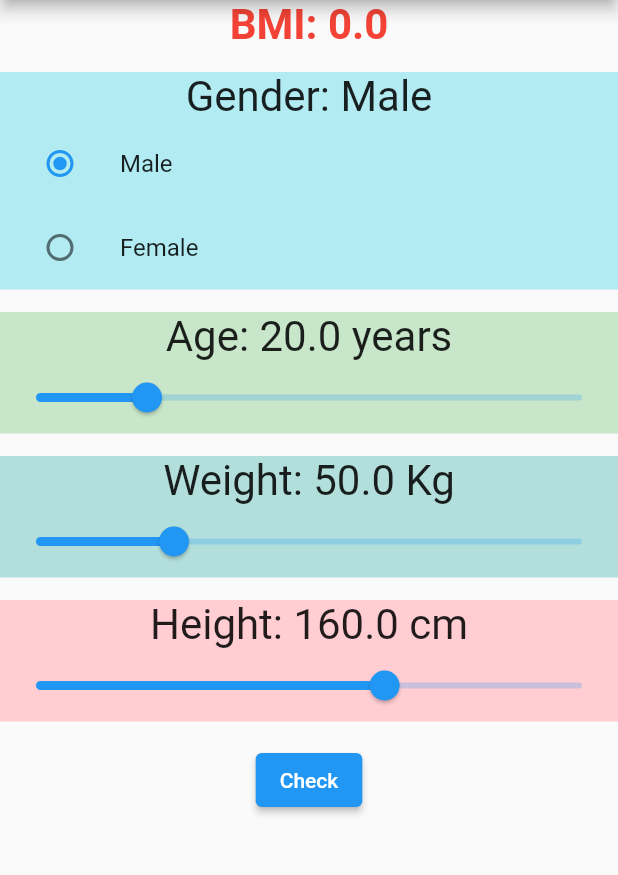
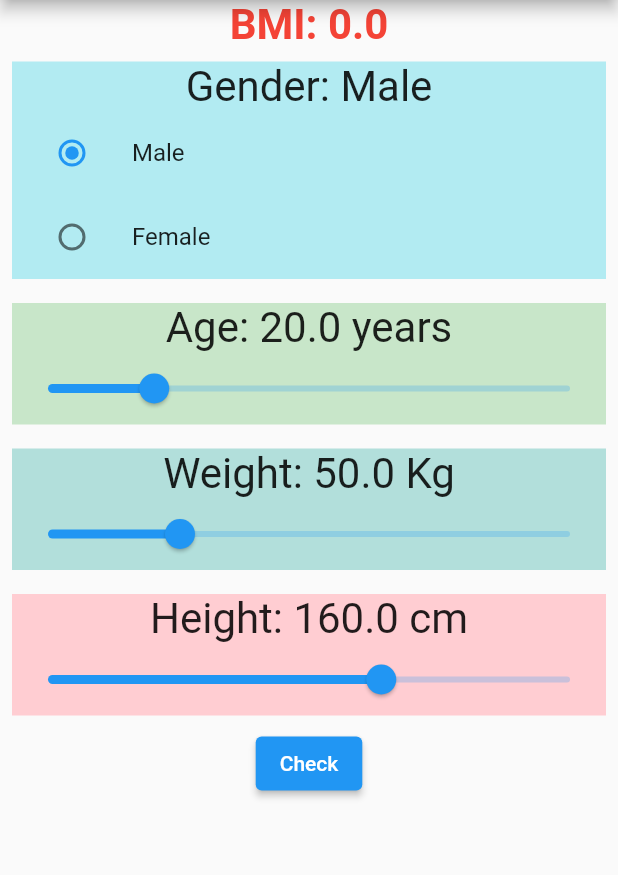
Before and after one commit to singhteekam/BMI-Calculator, a Flutter app: the screen it shows after launch, on a phone screen of 412 x 824 dp, the part 84-959 px from its top. Run offline on Flutter 3.47's test engine with Material 2 defaults, Android fonts, the light colour scheme and no system bars.

Commit message:
second commit

```diff
--- a/lib/home.dart
+++ b/lib/home.dart
@@ -38,11 +38,13 @@ class _MyHomePageState extends State<MyHomePage> {
                 style: TextStyle(fontWeight: FontWeight.bold, color: Colors.red,)
               ),
 
-             SizedBox(
-                height: 15,
-              ),
+            //  SizedBox(
+            //     height: 15,
+            //   ),
 
-              Container(
+              Padding(
+                padding: const EdgeInsets.all(8.0),
+                child: Container(
                   decoration: BoxDecoration(
                     color: Colors.cyan[100],
                   ),
@@ -77,13 +79,16 @@ class _MyHomePageState extends State<MyHomePage> {
                     ],
                   ),
                 ),
-
-              SizedBox(
-                height: 15,
               ),
 
+              // SizedBox(
+              //   height: 15,
+              // ),
+
               //Age
-              Container(
+              Padding(
+                padding: const EdgeInsets.all(8.0),
+                child: Container(
                   decoration: BoxDecoration(
                     color: Colors.green[100],
                   ),
@@ -108,13 +113,16 @@ class _MyHomePageState extends State<MyHomePage> {
                     ],
                   ),
                 ),
-
-              SizedBox(
-                height: 15,
               ),
 
+              // SizedBox(
+              //   height: 15,
+              // ),
+
               //Weight
-              Container(
+              Padding(
+                padding: const EdgeInsets.all(8.0),
+                child: Container(
                   decoration: BoxDecoration(
                     color: Colors.teal[100],
                   ),
@@ -139,13 +147,16 @@ class _MyHomePageState extends State<MyHomePage> {
                     ],
                   ),
                 ),
-
-              SizedBox(
-                height: 15,
               ),
 
+              // SizedBox(
+              //   height: 15,
+              // ),
+
               //Height
-              Container(
+              Padding(
+                padding: const EdgeInsets.all(8.0),
+                child: Container(
                   decoration: BoxDecoration(
                     color: Colors.red[100],
                   ),
@@ -170,10 +181,11 @@ class _MyHomePageState extends State<MyHomePage> {
                     ],
                   ),
                 ),
+              ),
 
-              SizedBox(
-                height: 15,
-              ),
+              // SizedBox(
+              //   height: 15,
+              // ),
 
               ElevatedButton(
                 onPressed: ()=>checkBMI(),
```
Lines whose indentation alone changed are shown as unchanged.
